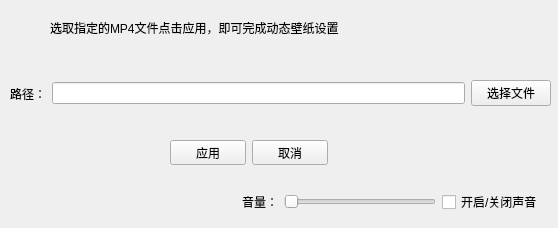
123456-cyber/Dynamic-wallpaper, file widget.ui: the form before one commit.
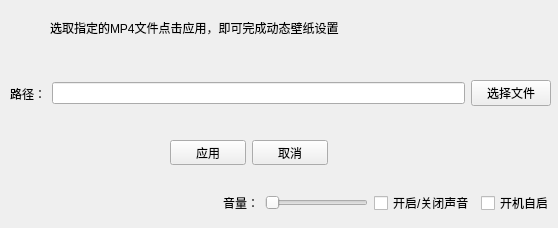
The form after the commit.

The edit to the form file:
```diff
--- a/widget.ui
+++ b/widget.ui
@@ -88,12 +88,14 @@
   <widget class="QWidget" name="">
    <property name="geometry">
     <rect>
-     <x>242</x>
+     <x>223</x>
      <y>190</y>
-     <width>301</width>
-     <height>24</height>
+     <width>331</width>
+     <height>26</height>
     </rect>
    </property>
+   <layout class="QHBoxLayout" name="horizontalLayout_5">
+    <item>
    <layout class="QHBoxLayout" name="horizontalLayout_4">
     <item>
      <widget class="QLabel" name="label_3">
@@ -113,6 +115,15 @@
      <widget class="QCheckBox" name="checkBox">
       <property name="text">
        <string>开启/关闭声音</string>
+        </property>
+       </widget>
+      </item>
+     </layout>
+    </item>
+    <item>
+     <widget class="QCheckBox" name="checkBox_2">
+      <property name="text">
+       <string>开机自启</string>
       </property>
      </widget>
     </item>
```
Lines whose indentation alone changed are shown as unchanged.
